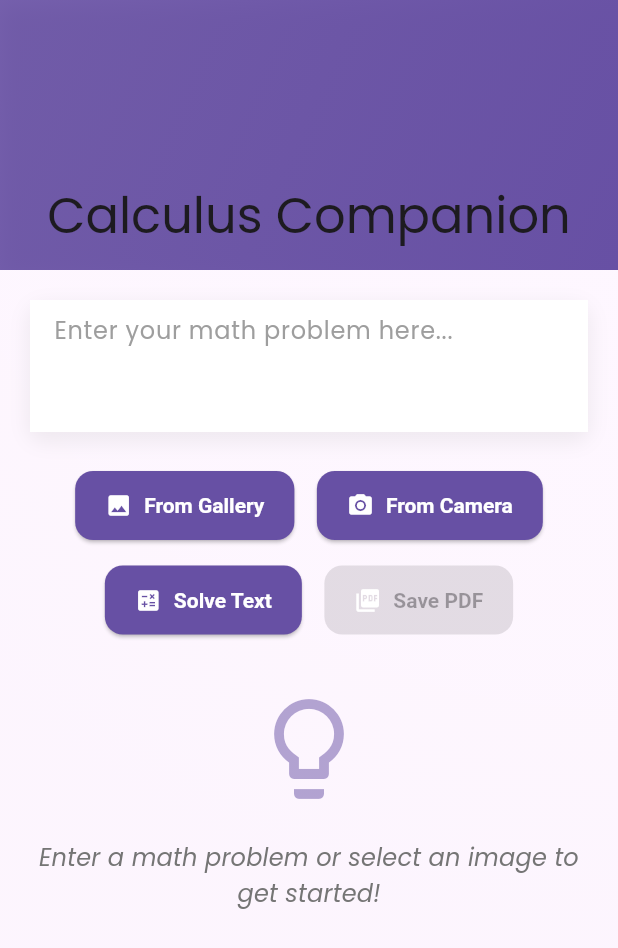
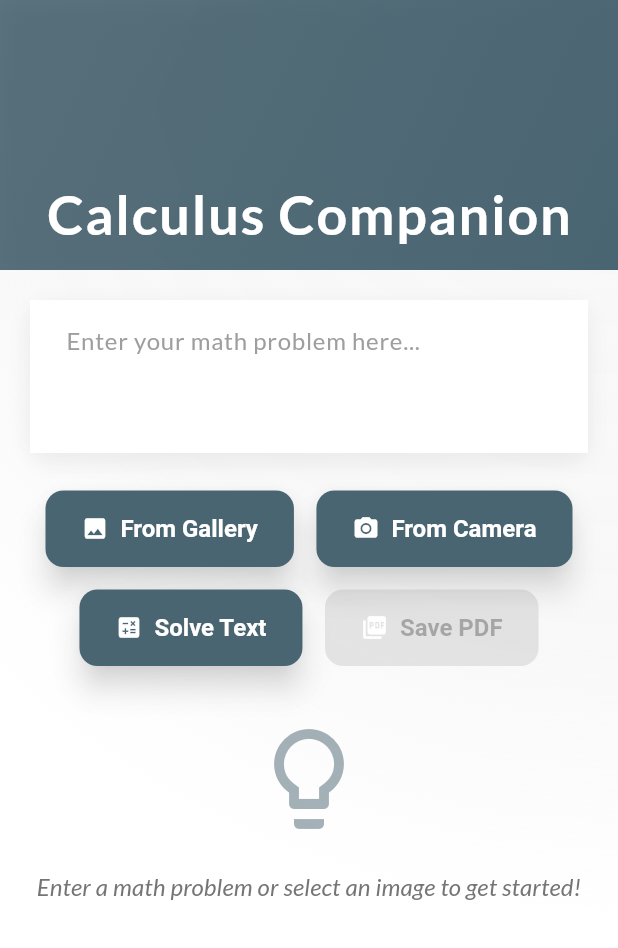
Before and after one commit to alizaidi123/calculus_companion, a Flutter app: the screen it shows after launch, on a phone screen of 412 x 824 dp. Shown: the top 948 px of the screen. Run offline on Flutter 3.47's test engine with Material 3 defaults, Android fonts, the phone set to English and light mode, and no system bars; our stand-ins replace flutter_dotenv, google_fonts, image_picker, open_file, pdf; missing offline and left inert: flutter_math_fork, google_mlkit_text_recognition.

Commit message:
main.dart

```diff
--- a/lib/main.dart
+++ b/lib/main.dart
@@ -16,33 +16,84 @@ class MyApp extends StatelessWidget {
   @override
   Widget build(BuildContext context) {
     return MaterialApp(
-      title: 'Calculus Companion', // ✅ This sets internal app name
+      title: 'Calculus Companion',
       debugShowCheckedModeBanner: false,
       theme: ThemeData(
-        primarySwatch: Colors.deepPurple,
-        scaffoldBackgroundColor: const Color(0xFFF6EDF9),
-        textTheme: GoogleFonts.poppinsTextTheme(
+        colorScheme: ColorScheme.fromSwatch(
+          primarySwatch: Colors.blueGrey,
+          accentColor: const Color(0xFFF78888),
+        ).copyWith(
+          primary: const Color(0xFF4A6572), // Deep Teal/Blue-Grey
+          onPrimary: Colors.white,
+          secondary: const Color(0xFFF78888), // Soft Coral
+          onSecondary: Colors.white,
+          surface: Colors.white, // Card/input background
+          onSurface: Colors.grey.shade800,
+          background: const Color(
+              0xFFF8F8F8), // Very light grey background (will be overridden by gradient)
+          onBackground: Colors.grey.shade800,
+          error: Colors.red.shade700,
+          onError: Colors.white,
+        ),
+        // Scaffold background will be a gradient in HomeScreen
+        scaffoldBackgroundColor: Colors
+            .transparent, // Set to transparent here to allow gradient from body
+        textTheme: GoogleFonts.latoTextTheme(
           Theme.of(context).textTheme,
+        ).apply(
+          bodyColor: Colors.grey.shade800,
+          displayColor: Colors.grey.shade800,
         ),
         appBarTheme: const AppBarTheme(
-          backgroundColor: Color(0xFF6A1B9A),
+          backgroundColor: Colors.transparent,
           foregroundColor: Colors.white,
+          elevation: 0,
+          titleTextStyle: TextStyle(
+            fontSize: 24,
+            fontWeight: FontWeight.bold,
+            color: Colors.white,
+            letterSpacing: 0.8, // Slightly more spacious title
+          ),
         ),
         elevatedButtonTheme: ElevatedButtonThemeData(
           style: ElevatedButton.styleFrom(
-            padding: const EdgeInsets.symmetric(horizontal: 20, vertical: 14),
-            shape:
-                RoundedRectangleBorder(borderRadius: BorderRadius.circular(12)),
-            textStyle: const TextStyle(fontWeight: FontWeight.bold),
+            padding: const EdgeInsets.symmetric(horizontal: 24, vertical: 16),
+            shape: RoundedRectangleBorder(
+              borderRadius: BorderRadius.circular(12),
+            ),
+            textStyle:
+                const TextStyle(fontWeight: FontWeight.w600, fontSize: 16),
             foregroundColor: Colors.white,
-            backgroundColor: Colors.deepPurple,
+            backgroundColor: const Color(0xFF4A6572),
+            shadowColor: Colors.grey.shade400
+                .withOpacity(0.6), // Stronger, slightly colored shadow
+            elevation: 8, // Increased elevation
           ),
         ),
         inputDecorationTheme: InputDecorationTheme(
           filled: true,
           fillColor: Colors.white,
-          border: OutlineInputBorder(borderRadius: BorderRadius.circular(12)),
-          hintStyle: const TextStyle(color: Colors.grey),
+          border: OutlineInputBorder(
+            borderRadius: BorderRadius.circular(15),
+            borderSide: BorderSide.none,
+          ),
+          focusedBorder: OutlineInputBorder(
+            borderRadius: BorderRadius.circular(15),
+            borderSide: const BorderSide(color: Color(0xFFF78888), width: 2),
+          ),
+          hintStyle: TextStyle(color: Colors.grey.shade500),
+          contentPadding:
+              const EdgeInsets.symmetric(horizontal: 20, vertical: 15),
+        ),
+        cardTheme: CardThemeData(
+          elevation: 10, // Even higher elevation for cards
+          shape: RoundedRectangleBorder(
+            borderRadius: BorderRadius.circular(15),
+          ),
+          color: Colors.white,
+          shadowColor: Colors.grey.withOpacity(0.3),
+          margin: const EdgeInsets.symmetric(
+              vertical: 10.0), // More vertical margin
         ),
       ),
       home: const HomeScreen(),
```
